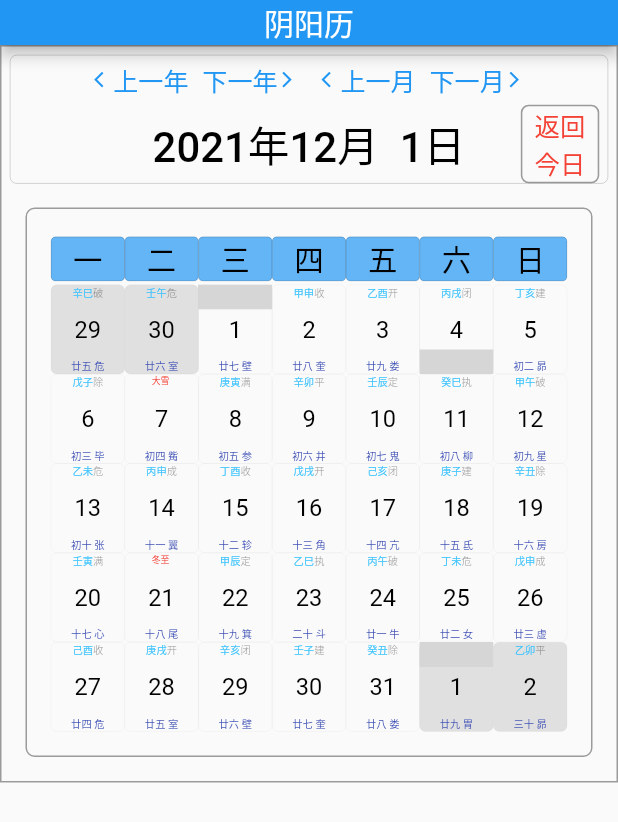
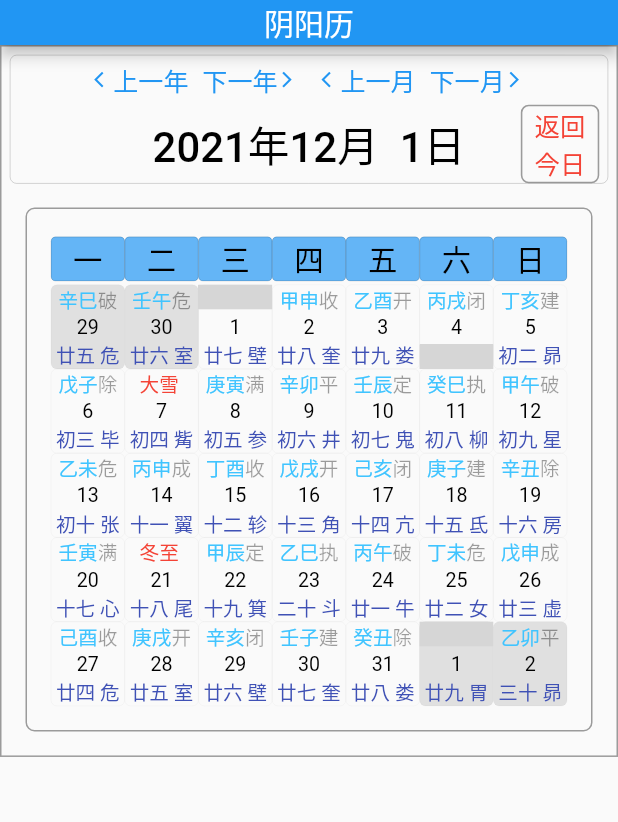
Before and after one commit to gofmt/flutter_ui_example, a Flutter app: the screen it shows after launch, after a tap on "上一年", on a phone screen of 412 x 824 dp. Shown: the top 822 px of the screen. Run offline on Flutter 3.47's test engine with Material 2 defaults, Android fonts, the phone set to English and light mode, and no system bars; our stand-ins replace event_bus; missing offline and left inert: dart:ffi, marquee_flutter; grey boxes are pictures that could not be loaded.

Commit message:
v1.1.6-1

```diff
--- a/calendar_todo/lib/day.dart
+++ b/calendar_todo/lib/day.dart
@@ -34,6 +34,8 @@ class TitleDay extends StatelessWidget {
 }
 
 class DayBox extends StatelessWidget {
+  final String zongJiao;
+  final double font;
   final double screenWidth;
   final DateTime date;
   final bool showNoteIcon;
@@ -46,6 +48,8 @@ class DayBox extends StatelessWidget {
   final Function(DateTime, bool) onSelectCallback;
 
   DayBox(
+    this.zongJiao,
+    this.font,
     this.date,
     this.screenWidth, {
     this.showNoteIcon = false,
@@ -78,7 +82,7 @@ class DayBox extends StatelessWidget {
               height: screenWidth / 8 / 3, //阴历节日高度位置
               child: MarqueeWidget(
                 text: str,
-                textStyle: TextStyle(fontSize: 12, color: Colors.redAccent),
+                textStyle: TextStyle(fontSize: font, color: Colors.redAccent),
                 scrollAxis: Axis.horizontal,
                 ratioOfBlankToScreen: 0.05,
               ),
@@ -111,7 +115,7 @@ class DayBox extends StatelessWidget {
     stackChildren.add(
       Container(
         alignment: Alignment.center,
-        child: Text("${date.day}", style: TextStyle(fontSize: screenWidth / 25, color: Colors.black)),
+        child: Text("${date.day}", style: TextStyle(fontSize: font, color: Colors.black)), //screenWidth / 25
       ),
     );
 
@@ -132,7 +136,7 @@ class DayBox extends StatelessWidget {
       },
       child: Container(
         width: screenWidth / 8,
-        height: screenWidth / 6.6, //8// 日历子部件高度
+        height: screenWidth / 7, //8// 日历子部件高度
         child: Stack(children: stackChildren),
       ),
     );
--- a/calendar_todo/lib/month_view.dart
+++ b/calendar_todo/lib/month_view.dart
@@ -1,6 +1,8 @@
 import 'dart:async';
+import 'dart:io';
 import 'dart:ui';
 
+import 'package:calendar_todo/zong_jiao_jie_ri.dart';
 import 'package:event_bus/event_bus.dart';
 // import 'package:flutter/cupertino.dart';
 import 'package:flutter/material.dart';
@@ -149,6 +151,7 @@ class MonthViewState extends State<MonthView> {
   EventBus _eventBus = EventBus();
   StreamSubscription subscription;
 
+  double font = 18; //PC端默认字体大小
   @override
   initState() {
     super.initState();
@@ -156,6 +159,9 @@ class MonthViewState extends State<MonthView> {
       widget._setShowDate(newDt);
       setState(() {});
     });
+
+    ///Android默认字体大小
+    Platform.isAndroid ? font = _width / 30 : font;
   }
 
   @override
@@ -184,6 +190,7 @@ class MonthViewState extends State<MonthView> {
     return _list;
   }
 
+  String moonName = ''; //宗教节日
   void _prepareNoteStr(LunarMonth lunarMonth, _MonthInfo monthInfo, int day, List<TextSpan> lunarStrs, List<TextSpan> gregorianStrs) {
     if (null == lunarMonth) {
       return;
@@ -195,30 +202,34 @@ class MonthViewState extends State<MonthView> {
     ///二十八宿(日禽)
     String riqin = lunarMonth.GetRiQin(lunarDayInfo.weekday, lunarDayInfo.gzDay);
 
+    ///阴历月日
+    moonName = "${lunarDayInfo.lunarMonthName}${lunarDayInfo.lunarDayName}";
+    moonName = zjjr[moonName];
+
     //农历信息+
     lunarStrs.clear();
     if (1 == lunarDayInfo.lunarDay) {
       //农历月份
       lunarStrs.addAll([
-        TextSpan(text: lunarDayInfo.lunarMonthName, style: TextStyle(color: Colors.orange, fontSize: 12)),
-        TextSpan(text: "", style: TextStyle(color: Colors.black, fontSize: 12)),
+        TextSpan(text: lunarDayInfo.lunarMonthName, style: TextStyle(color: Colors.orange, fontSize: font)),
+        TextSpan(text: "", style: TextStyle(color: Colors.black, fontSize: font)),
       ]);
       lunarStrs.addAll([
         TextSpan(text: "", style: TextStyle(color: Colors.grey)),
-        TextSpan(text: "", style: TextStyle(color: Colors.black, fontSize: 12)),
+        TextSpan(text: "", style: TextStyle(color: Colors.black, fontSize: font)),
       ]);
     }
 
     //农历日期
     lunarStrs.addAll([
-      TextSpan(text: lunarDayInfo.lunarDayName + " " + riqin, style: TextStyle(color: Colors.indigo, fontSize: 14)),
-      TextSpan(text: "", style: TextStyle(color: Colors.black, fontSize: 12)),
+      TextSpan(text: lunarDayInfo.lunarDayName + " " + riqin, style: TextStyle(color: Colors.indigo, fontSize: font)),
+      TextSpan(text: "", style: TextStyle(color: Colors.black, fontSize: font)),
     ]);
 
     if ("" != lunarDayInfo.lunarFestival) {
       lunarStrs.addAll([
         TextSpan(text: "", style: TextStyle(color: Colors.grey)),
-        TextSpan(text: "", style: TextStyle(color: Colors.black, fontSize: 12)),
+        TextSpan(text: "", style: TextStyle(color: Colors.black, fontSize: font)),
       ]);
       //农历节日
       lunarStrs.addAll([
@@ -250,8 +261,8 @@ class MonthViewState extends State<MonthView> {
       }
       //节气
       gregorianStrs.addAll([
-        TextSpan(text: lunarDayInfo.jieqi, style: TextStyle(color: Colors.red, fontSize: 12)),
-        TextSpan(text: " ", style: TextStyle(color: Colors.grey, fontSize: 12)),
+        TextSpan(text: lunarDayInfo.jieqi, style: TextStyle(color: Colors.red, fontSize: font)),
+        TextSpan(text: " ", style: TextStyle(color: Colors.grey, fontSize: font)),
       ]);
     }
 
@@ -264,8 +275,8 @@ class MonthViewState extends State<MonthView> {
     ///添加日干支
     if (lunarDayInfo.jieqi == "") {
       gregorianStrs.addAll([
-        TextSpan(text: lunarDayInfo.gzDay, style: TextStyle(color: Colors.lightBlueAccent, fontSize: 14)),
-        TextSpan(text: jianchu, style: TextStyle(color: Colors.black38, fontSize: 14)),
+        TextSpan(text: lunarDayInfo.gzDay, style: TextStyle(color: Colors.lightBlueAccent, fontSize: font)),
+        TextSpan(text: jianchu, style: TextStyle(color: Colors.black38, fontSize: font)),
       ]);
     }
 
@@ -303,7 +314,7 @@ class MonthViewState extends State<MonthView> {
       List<TextSpan> lunarStrs = [], gregorianStrs = [];
       _prepareNoteStr(lunarMonth, monthInfo, day, lunarStrs, gregorianStrs);
 
-      days.add(DayBox(date, _width,
+      days.add(DayBox(moonName, font, date, _width,
           // showNoteIcon: (noteIconType != NoteIconType.none),
           // noteActive: (noteIconType == NoteIconType.colorful),
           selected: selected,
--- /dev/null
+++ b/calendar_todo/lib/zong_jiao_jie_ri.dart
@@ -0,0 +1,235 @@
+final Map<String, String> zjjr = {
+  //正月
+  "正月初一": '''天臘之辰,彌勒佛聖誕''',
+  "正月初三": '''孫真人聖誕 郝真人聖誕''',
+  "正月初六": '''走光佛聖誕''',
+  "正月初七": '''三魂会日 青元君圣母之宫 胎光(主命 居本属宫宿)降''',
+  "正月初八": '''江東神聖誕 顯大神通降魔 宜持齋 北斗下降之辰,宜持齋念佛誦經禮懺''',
+  "正月初九": '''玉皇上帝聖誕 顯大神通降魔 宜持齋''',
+  "正月初十": '''顯大神通降魔 宜持齋''',
+  "正月十一": '''顯大神通降魔 宜持齋''',
+  "正月十二": '''顯大神通降魔 宜持齋''',
+  "正月十三": '''劉猛將軍聖誕 顯大神通降魔 宜持齋''',
+  "正月十四": '''顯大神通降魔 宜持齋
+  北斗下降之辰,宜持齋念佛誦經禮懺''',
+  "正月十五": '''上元天官聖誕
+  門神戶尉聖誕 佑聖真君聖誕,
+  正一靖應真君聖誕 混元皇帝,
+  西子帝君聖誕,顯大神通降魔
+  北斗下降之辰,宜持齋念佛誦經禮懺''',
+  "正月十九": '''長春邱真人聖誕''',
+  "正月廿三": '''北斗下降之辰,宜持齋念佛誦經禮懺''',
+  "正月廿九": '''北斗下降之辰,宜持齋念佛誦經禮懺''',
+  "正月三十": '''北斗下降之辰,宜持齋念佛誦經禮懺''',
+
+  // 二月
+  "二月初一": '''太陽升殿之辰 宜焚香祭祀 勾陳聖誕 劉真人聖誕''',
+  "二月初二": '''土地正神聖誕''',
+  "二月初三": '''文昌梓潼帝君聖誕,宜誦 救劫章 一遍,消罪一劫''',
+  "二月初四": '''曹大將軍聖誕''',
+  "二月初五": '''東華帝君聖誕''',
+  "二月初八": '''張大帝聖誕,昌福真君驛誕,釋迎文佛出家,北斗下降之辰,宜持齋念佛誦經禮懺''',
+  "二月十三": '''葛真君聖誕''',
+  "二月十五": '''太上老君聖誕,精忠岳元帥聖誕 北斗下降之辰,宜持齋念佛誦經禮懺
+''',
+  "二月十七": '''東方杜將軍聖誕''',
+  "二月十九": '''觀音菩薩聖誕''',
+  "二月廿一": '''普賢菩薩聖誕 水母聖誕''',
+  "二月廿三": '''北斗下降之辰,宜持齋念佛誦經禮懺''',
+  "二月十四": '''北斗下降之辰,宜持齋念佛誦經禮懺''',
+  "二月廿五": '''玄天聖父明真帝聖誕''',
+  "二月廿九": '''北斗下降之辰,宜持齋念佛誦經禮懺''',
+  "二月三十": '''北斗下降之辰,宜持齋念佛誦經禮懺''',
+
+  //三月
+  "三月初三": '''北極真武玄天上帝聖誕''',
+  "三月初六": '''眼光娘娘聖誕 張老相公聖誕''',
+  "三月十二": '''中央五道聖誕''',
+  "三月十四": '''北斗下降之辰,宜持齋念佛誦經禮懺''',
+  "三月十五": '''昊天大帝聖誕 玄壇趙元帥聖誕,
+  雷霆驅魔大將軍聖誕(即唐將雷萬春)
+  祖天師聖誕北斗下降之辰,宜持齋念佛誦經禮懺''',
+  "三月十六": '''准提菩薩聖誕 山神聖誕''',
+  "三月十八": '''后土娘娘聖誕 三茅真君聖得道
+  中嶽大帝聖誕 玉陽真人聖誕''',
+  "三月二十": '''子孫娘娘聖誕''',
+  "三月廿三": '''天妃娘娘聖誕 北斗下降之辰,宜持齋念佛誦經禮懺''',
+  "三月廿八": '''東嶽大帝聖誕 蒼頡至聖先師聖誕''',
+  "三月廿九": '''北斗下降之辰,宜持齋念佛誦經禮懺''',
+  "三月三十": '''北斗下降之辰,宜持齋念佛誦經禮懺''',
+
+  //四月
+  "四月初一": '''蕭公聖誕''',
+  "四月初四": '''文殊菩薩聖誕 狄梁公聖誕''',
+  "四月初八": '''釋迦文佛聖誕 北斗下降之辰,宜持齋念佛誦經禮懺''',
+  "四月十三": '''天尹真人聖誕 葛孝先真人聖誕''',
+  "四月十四": '''呂純陽祖師聖誕 北斗下降之辰,宜持齋念佛誦經禮懺''',
+  "四月十五": '''鐘離祖師聖誕 釋迦如來成佛 北斗下降之辰,宜持齋念佛誦經禮懺''',
+  "四月十八": '''紫微大帝聖誕,泰山頂上娘娘聖誕''',
+  "四月二十": '''眼光聖母娘娘聖誕''',
+  "四月廿三": '''北斗下降之辰,宜持齋念佛誦經禮懺''',
+  "四月廿六": '''鐘山蔣公聖誕''',
+  "四月廿八": '''藥王聖誕''',
+  "四月廿九": '''北斗下降之辰,宜持齋念佛誦經禮懺''',
+  "四月三十": '''北斗下降之辰,宜持齋念佛誦經禮懺''',
+
+  //五月
+  "五月初一": '''南極長生大帝聖誕''',
+  "五月初五": '''地臘之辰 地祗溫元帥聖誕 雷霆鄧天君聖誕''',
+  "五月初七": '''朱太尉聖誕''',
+  "五月初八": '''南方五道聖誕 北斗下降之辰,宜持齋念佛誦經禮懺''',
+  "五月十一": '''都城隍聖誕''',
+  "五月十二": '''炳靈公聖誕''',
+  "五月十三": '''關聖帝君降神''',
+  "五月十四": '''北斗下降之辰,宜持齋念佛誦經禮懺''',
+  "五月十五": '''北斗下降之辰,宜持齋念佛誦經禮懺''',
+  "五月十六": '''天地主炁及造化萬物之辰,最直戒酒色禁忌''',
+  "五月十八": '''張天師聖誕''',
+  "五月二十": '''丹陽馬真人聖誕''',
+  "五月廿三": '''北斗下降之辰,宜持齋念佛誦經禮懺''',
+  "五月廿九": '''許威顯王聖誕即(唐忠臣許遠)北斗下降之辰,宜持齋念佛誦經禮懺''',
+  "五月三十": '''北斗下降之辰,宜持齋念佛誦經禮懺''',
+
+  //六月
+  "六月初四": '''南瞻部洲轉大法輪 此日供養一日,比常日有十千萬功德''',
+  "六月初六": '''崔府君聖誕 楊四將軍聖誕''',
+  "六月初八": '''北斗下降之辰,宜持齋念佛誦經禮懺''',
+  "六月初十": '''劉海蟾帝君聖誕''',
+  "六月十一": '''井泉龍王聖誕''',
+  "六月十四": '''北斗下降之辰,宜持齋念佛誦經禮懺''',
+  "六月十五": '''北斗下降之辰,宜持齋念佛誦經禮懺''',
+  "六月十九": '''觀音菩薩成道''',
+  "六月廿三": '''火神聖誕 關聖帝君聖誕 王靈官聖誕 馬神聖誕 北斗下降之辰,宜持齋念佛誦經禮懺
+''',
+  "六月廿四": '''雷祖聖誕''',
+  "六月廿六": '''二郎真君聖誕''',
+  "六月廿九": '''天樞左相莫君聖誕(即宋文丞相) 北斗下降之辰,宜持齋念佛誦經禮懺''',
+  "六月三十": '''北斗下降之辰,宜持齋念佛誦經禮懺''',
+
+  //七月
+  "七月初七": '''道德臘之辰 三魂会日,太一之宫 爽灵 (主财禄 居地府五岳中)降''',
+  "七月初八": '''北斗下降之辰,宜持齋念佛誦經禮懺''',
+  "七月十二": '''長真譚真人聖誕''',
+  "七月十三": '''大勢至菩薩聖誕''',
+  "七月十四": '''北斗下降之辰,宜持齋念佛誦經禮懺''',
+  "七月十五": '''中元地官聖誕 靈濟真君聖誕 北斗下降之辰,宜持齋念佛誦經禮懺
+''',
+  "七月十八": '''王母娘娘聖誕''',
+  "七月十九": '''值年太歲聖誕''',
+  "七月廿一": '''普庵祖師聖誕 上元道化其君聖誕(即唐真君)''',
+  "七月廿二": '''增福財神聖誕''',
+  "七月廿三": '''天樞上相真君聖誕(即漢諸葛丞相) 北斗下降之辰,宜持齋念佛誦經禮懺''',
+  "七月廿四": '''龍樹王菩薩聖誕''',
+  "七月廿九": '''北斗下降之辰,宜持齋念佛誦經禮懺''',
+  "七月三十": '''地藏王菩薩聖誕 北斗下降之辰,宜持齋念佛誦經禮懺''',
+
+  //八月
+  "八月初一": '''神功妙濟真君聖誕(即許真君)''',
+  "八月初三": '''灶君聖誕 北斗下降''',
+  "八月初八": '''北斗下降之辰,宜持齋念佛誦經禮懺''',
+  "八月廿七": '''北斗下降''',
+  "八月初五": '''雷聲大帝聖誕''',
+  "八月初十": '''北嶽大帝聖誕''',
+  "八月十二": '''西方五道聖誕''',
+  "八月十四": '''北斗下降之辰,宜持齋念佛誦經禮懺''',
+  "八月十五": '''太陰朝元之辰 宜守夜焚香 北斗下降之辰,宜持齋念佛誦經禮懺
+''',
+  "八月十八": '''酒仙聖誕''',
+  "八月廿二": '''燃燈沸聖誕''',
+  "八月廿三": '''伏魔副將張顯王聖誕即(漢桓侯翼德) 北斗下降之辰,宜持齋念佛誦經禮懺
+''',
+  "八月廿九": '''北斗下降之辰,宜持齋念佛誦經禮懺''',
+  "八月三十": '''北斗下降之辰,宜持齋念佛誦經禮懺''',
+
+  //九月
+  "九月初一": '''南斗下降之辰
+北斗九皇降世之辰,世人齋戒,
+此日勝常日,有無量功德''',
+  "九月初二": '''北斗九皇降世之辰,世人齋戒,
+此日勝常日,有無量功德''',
+  "九月初三": '''五瘟聖誕
+北斗九皇降世之辰,世人齋戒,
+此日勝常日,有無量功德''',
+  "九月初四": '''北斗九皇降世之辰,世人齋戒,
+此日勝常日,有無量功德''',
+  "九月初五": '''北斗九皇降世之辰,世人齋戒,
+此日勝常日,有無量功德''',
+  "九月初六": '''北斗九皇降世之辰,世人齋戒,
+此日勝常日,有無量功德''',
+  "九月初七": '''北斗九皇降世之辰,世人齋戒,
+此日勝常日,有無量功德''',
+  "九月初八": '''北斗九皇降世之辰,世人齋戒,
+此日勝常日,有無量功德
+北斗下降之辰,宜持齋念佛誦經禮懺
+''',
+  "九月初九": '''斗母元君聖誕,玄天上帝飛升
+重陽帝君聖誕 酆都大帝聖誕
+蒿裏聖誕 梅葛二仙翁聖誕
+北斗九皇降世之辰,世人齋戒,
+此日勝常日,有無量功德''',
+  "九月十四": '''北斗下降之辰,宜持齋念佛誦經禮懺''',
+  "九月十五": '''
+北斗下降之辰,宜持齋念佛誦經禮懺''',
+  "九月十六": '''機神聖誕''',
+  "九月十七": '''金龍四大王聖誕 洪恩真君聖誕''',
+  "九月廿三": '''薩真人聖誕
+北斗下降之辰,宜持齋念佛誦經禮懺
+''',
+  "九月廿八": '''五顯靈宮聖誕 馬元帥聖誕''',
+  "九月三十": '''藥師琉璃光王佛聖誕
+北斗下降之辰,宜持齋念佛誦經禮懺
+''',
+  "九月廿九": '''北斗下降之辰,宜持齋念佛誦經禮懺''',
+
+  //十月
+  "十月初一": '''民歲臘之辰 東皇大帝聖誕
+下元定志周真君聖誕''',
+  "十月初三": '''三茅應化真君聖誕''',
+  "十月初五": '''達摩祖師聖誕''',
+  "十月初六": '''天曹諸司五嶽五帝聖誕''',
+  "十月初八": '''涅磐
+北斗下降之辰,宜持齋念佛誦經禮懺''',
+  "十月十四": '''北斗下降之辰,宜持齋念佛誦經禮懺''',
+  "十月十五": '''下元水官聖誕 痘神劉使者聖誕
+北斗下降之辰,宜持齋念佛誦經禮懺
+三魂会日,太极阴宫 幽精 主灾衰 居水府)降''',
+  "十月二十": '''虛靖天師聖誕(即三十代天師弘悟張真人)''',
+  "十月廿三": '''
+北斗下降之辰,宜持齋念佛誦經禮懺''',
+  "十月廿七": '''北極紫微大帝聖誕''',
+  "十月廿九": '''北斗下降之辰,宜持齋念佛誦經禮懺''',
+  "十月三十": '''北斗下降之辰,宜持齋念佛誦經禮懺''',
+
+  //十一月 冬月
+  "冬月初四": '''大成至聖先師文宣王孔子聖誕''',
+  "冬月初六": '''西嶽大帝聖誕''',
+  "冬月初八": '''北斗下降之辰,宜持齋念佛誦經禮懺''',
+  "冬月十一": '''太乙救苦天尊聖誕''',
+  "冬月十四": '''北斗下降之辰,宜持齋念佛誦經禮懺''',
+  "冬月十五": '''
+北斗下降之辰,宜持齋念佛誦經禮懺''',
+  "冬月十七": '''阿彌陀佛聖誕''',
+  "冬月十九": '''日光天子聖誕 大慈至聖九蓮菩薩聖誕''',
+  "冬月廿三": '''南斗下降 張仙聖誕
+北斗下降之辰,宜持齋念佛誦經禮懺''',
+  "冬月廿六": '''北方五道聖誕''',
+  "冬月廿九": '''北斗下降之辰,宜持齋念佛誦經禮懺''',
+  "三十": '''北斗下降之辰,宜持齋念佛誦經禮懺''',
+
+  //十二月 腊月
+  "腊月初一": '''宜念經一卷''',
+  "腊月初八": '''王侯臘之辰 張英濟王聖誕(即唐忠臣張巡),
+釋達如來成佛,北斗下降之辰,宜持齋念佛誦經禮懺''',
+  "腊月十四": '''北斗下降之辰,宜持齋念佛誦經禮懺''',
+  "腊月十五": '''北斗下降之辰,宜持齋念佛誦經禮懺''',
+  "腊月十六": '''南嶽大帝聖誕''',
+  "腊月二十": '''魯班聖誕''',
+  "腊月廿一": '''天猷上帝聖誕''',
+  "腊月廿三": '''北斗下降之辰,宜持齋念佛誦經禮懺''',
+  "腊月廿四": '''司命灶君上天朝,玉帝奏人善惡,
+二十三日夜,天下人民焚香祀送''',
+  "腊月廿九": '''華嚴菩薩聖誕
+北斗下降之辰,宜持齋念佛誦經禮懺''',
+  "腊月三十": '''諸佛下界探訪善惡,宜持齋焚香
+北斗下降之辰,宜持齋念佛誦經禮懺''',
+};
```
Also changed, not shown: calendar_todo/calendar.png (added), 1 other file.
